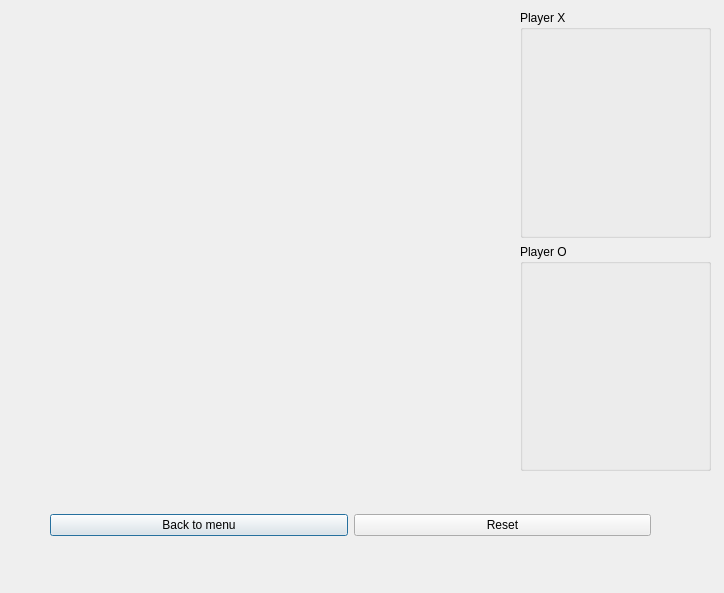
Above: src/GameField.ui from olezhabobrov/Quoridor before the change. Below: the same form after it.
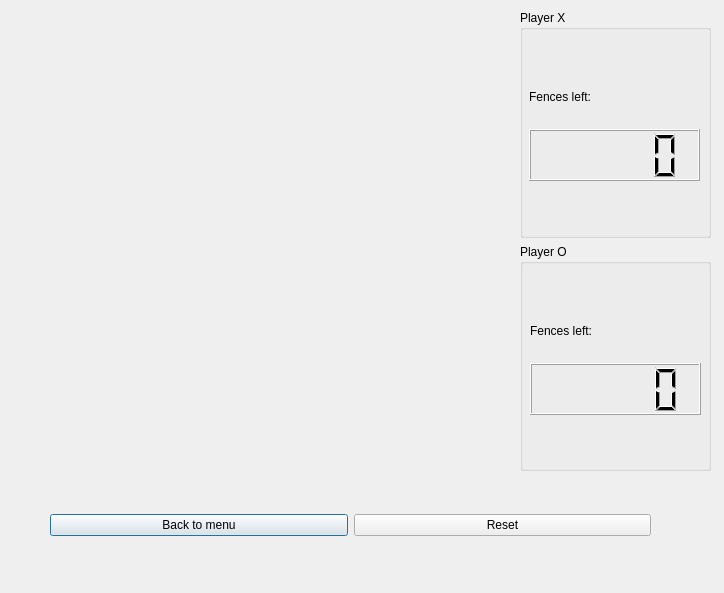
That is the form after the change.

Commit message: Added info fields

```diff
--- a/src/GameField.ui
+++ b/src/GameField.ui
@@ -71,6 +71,28 @@
       <property name="title">
        <string>Player X</string>
       </property>
+      <widget class="QWidget" name="verticalLayoutWidget_2">
+       <property name="geometry">
+        <rect>
+         <x>9</x>
+         <y>60</y>
+         <width>171</width>
+         <height>111</height>
+        </rect>
+       </property>
+       <layout class="QVBoxLayout" name="verticalLayout_2">
+        <item>
+         <widget class="QLabel" name="fenceLabelX">
+          <property name="text">
+           <string>Fences left:</string>
+          </property>
+         </widget>
+        </item>
+        <item>
+         <widget class="QLCDNumber" name="fenceCounterX"/>
+        </item>
+       </layout>
+      </widget>
      </widget>
     </item>
     <item>
@@ -78,6 +100,28 @@
       <property name="title">
        <string>Player O</string>
       </property>
+      <widget class="QWidget" name="verticalLayoutWidget_3">
+       <property name="geometry">
+        <rect>
+         <x>10</x>
+         <y>60</y>
+         <width>171</width>
+         <height>111</height>
+        </rect>
+       </property>
+       <layout class="QVBoxLayout" name="verticalLayout_3">
+        <item>
+         <widget class="QLabel" name="fenceLabelO">
+          <property name="text">
+           <string>Fences left:</string>
+          </property>
+         </widget>
+        </item>
+        <item>
+         <widget class="QLCDNumber" name="fenceCounterO"/>
+        </item>
+       </layout>
+      </widget>
      </widget>
     </item>
    </layout>
```
Left out of the diff: 2 changed lines with no effect on the pictures. The commit also changes 4 other files.
